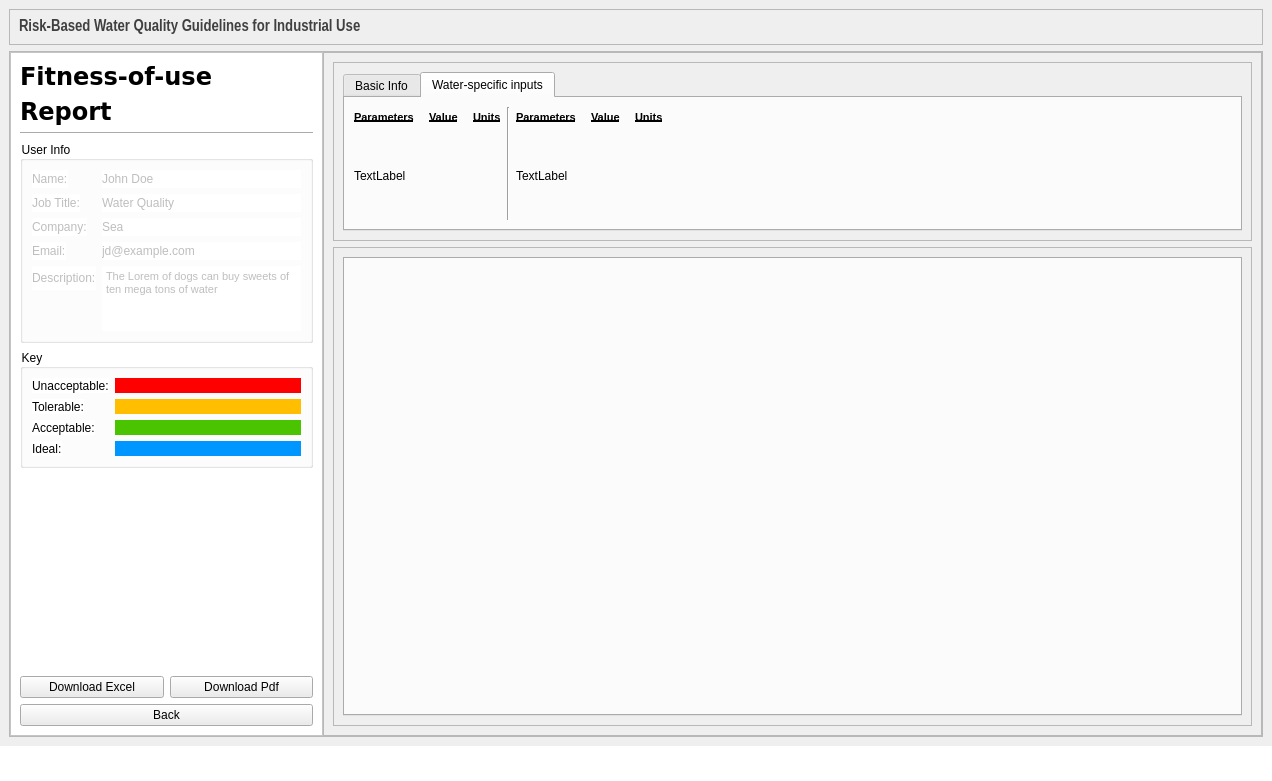
First picture: the form in src/main/resources/base/reports.ui, repository ChiromboKenT/Industrial-Water-Quality-Guidelines-DSS, before the edit.
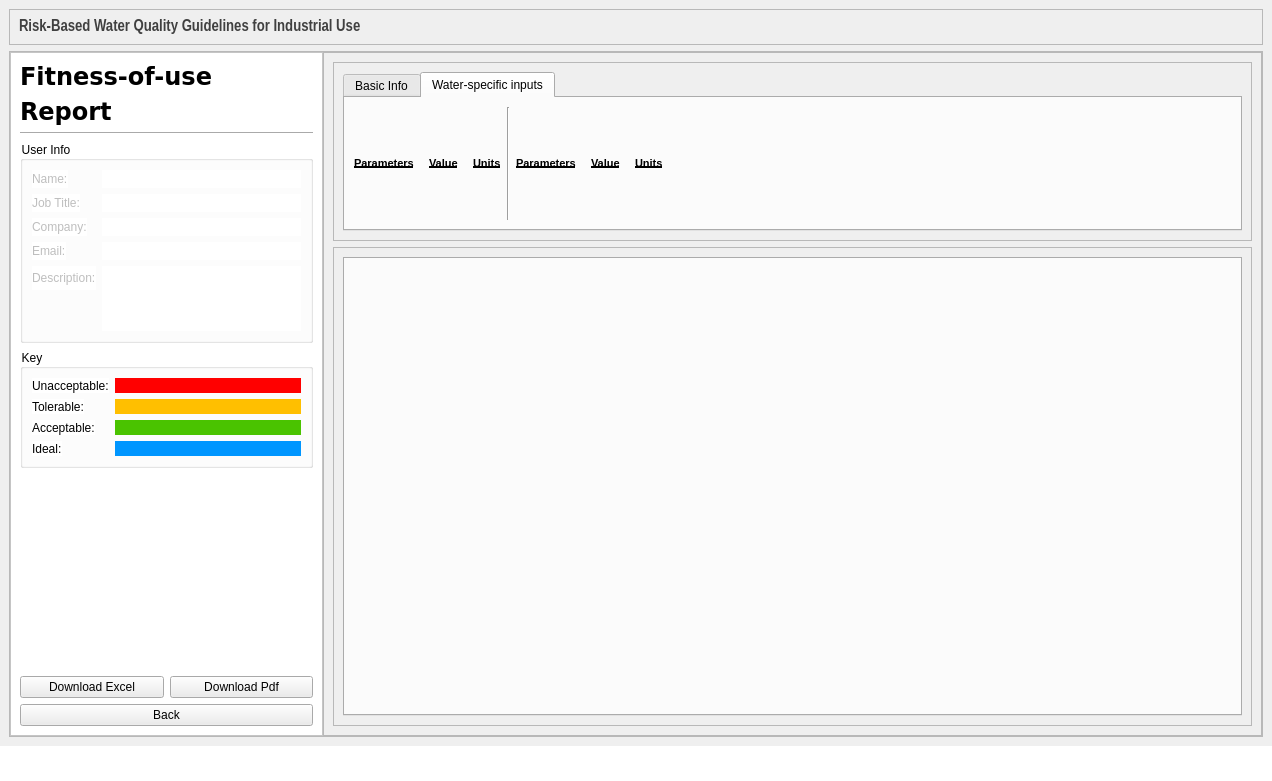
Second picture: the form after the edit. The open tabs and pages were chosen to show the change.

```diff
--- a/src/main/resources/base/reports.ui
+++ b/src/main/resources/base/reports.ui
@@ -158,7 +158,7 @@
                 <bool>false</bool>
                </property>
                <property name="text">
-                <string>John Doe</string>
+                <string/>
                </property>
               </widget>
              </item>
@@ -178,7 +178,7 @@
                 <bool>false</bool>
                </property>
                <property name="text">
-                <string>Water Quality</string>
+                <string/>
                </property>
               </widget>
              </item>
@@ -218,17 +218,7 @@
                 <bool>false</bool>
                </property>
                <property name="text">
-                <string>Sea</string>
-               </property>
-              </widget>
-             </item>
-             <item row="3" column="1">
-              <widget class="QLabel" name="label_11">
-               <property name="enabled">
-                <bool>false</bool>
-               </property>
-               <property name="text">
-                <string>jd@example.com</string>
+                <string/>
                </property>
               </widget>
              </item>
@@ -275,8 +265,7 @@
 &lt;html&gt;&lt;head&gt;&lt;meta name=&quot;qrichtext&quot; content=&quot;1&quot; /&gt;&lt;style type=&quot;text/css&quot;&gt;
 p, li { white-space: pre-wrap; }
 &lt;/style&gt;&lt;/head&gt;&lt;body style=&quot; font-family:'MS Shell Dlg 2'; font-size:7.8pt; font-weight:400; font-style:normal;&quot;&gt;
-&lt;p style=&quot; margin-top:0px; margin-bottom:0px; margin-left:0px; margin-right:0px; -qt-block-indent:0; text-indent:0px;&quot;&gt;&lt;span style=&quot; font-size:8.25pt;&quot;&gt;The Lorem of dogs can buy sweets of ten mega tons of water&lt;/span&gt;&lt;/p&gt;
-&lt;p style=&quot;-qt-paragraph-type:empty; margin-top:0px; margin-bottom:0px; margin-left:0px; margin-right:0px; -qt-block-indent:0; text-indent:0px; font-size:8.25pt;&quot;&gt;&lt;br /&gt;&lt;/p&gt;&lt;/body&gt;&lt;/html&gt;</string>
+&lt;p style=&quot;-qt-paragraph-type:empty; margin-top:0px; margin-bottom:0px; margin-left:0px; margin-right:0px; -qt-block-indent:0; text-indent:0px;&quot;&gt;&lt;br /&gt;&lt;/p&gt;&lt;/body&gt;&lt;/html&gt;</string>
                </property>
                <property name="textInteractionFlags">
                 <set>Qt::NoTextInteraction</set>
@@ -286,6 +275,16 @@
                </property>
               </widget>
              </item>
+             <item row="3" column="1">
+              <widget class="QLabel" name="reportEmail">
+               <property name="enabled">
+                <bool>false</bool>
+               </property>
+               <property name="text">
+                <string/>
+               </property>
+              </widget>
+             </item>
             </layout>
            </widget>
           </item>
@@ -761,13 +760,6 @@
                      </property>
                     </widget>
                    </item>
-                   <item row="1" column="0">
-                    <widget class="QLabel" name="label_41">
-                     <property name="text">
-                      <string>TextLabel</string>
-                     </property>
-                    </widget>
-                   </item>
                   </layout>
                  </item>
                  <item>
@@ -854,13 +846,6 @@
                      </property>
                     </widget>
                    </item>
-                   <item row="1" column="0">
-                    <widget class="QLabel" name="label_42">
-                     <property name="text">
-                      <string>TextLabel</string>
-                     </property>
-                    </widget>
-                   </item>
                   </layout>
                  </item>
                  <item>
```
Left out of the diff: 30 changed lines with no effect on the pictures.
